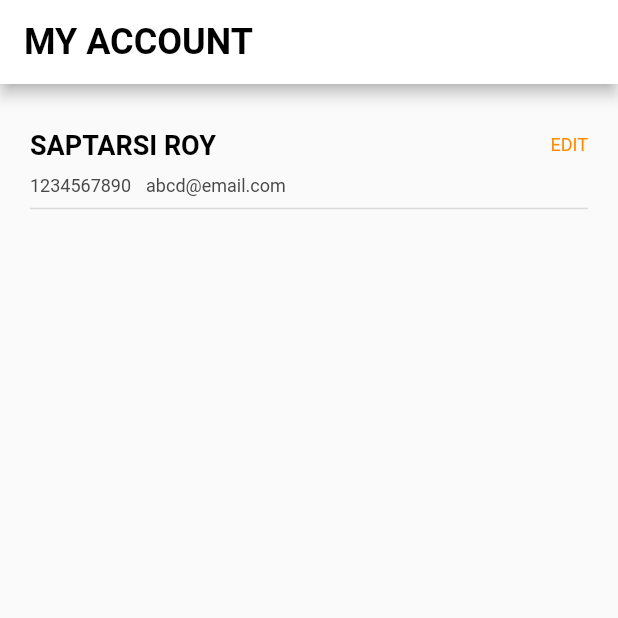
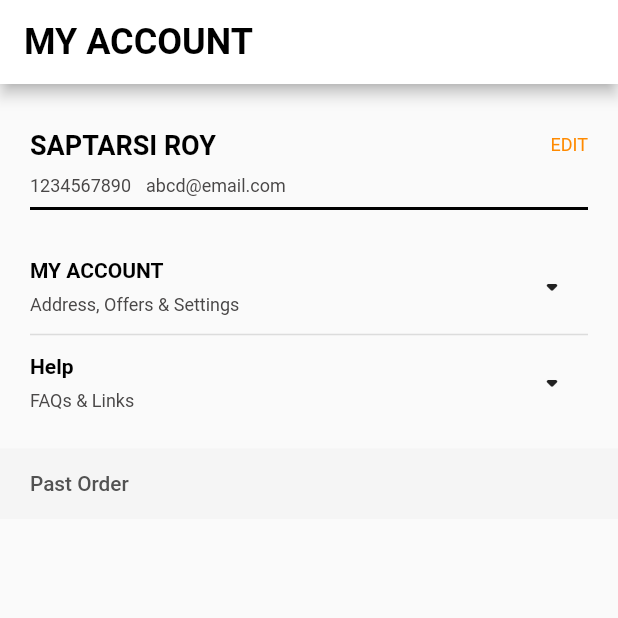
Before and after one commit to playatanu/swiggy, a Flutter app: the screen it shows after launch, on a phone screen of 412 x 824 dp, the top half of it. Run offline on Flutter 3.47's test engine with Material 2 defaults, Android fonts, the light colour scheme and no system bars; our stand-ins replace get, google_fonts, theme_provider.

Commit message:
profile page completed till past order

```diff
--- a/app_flutter/lib/pages/profile_page/profile_page.dart
+++ b/app_flutter/lib/pages/profile_page/profile_page.dart
@@ -1,6 +1,8 @@
 import 'package:flutter/material.dart';
 import 'package:google_fonts/google_fonts.dart';
 import 'package:swiggy/constants.dart';
+import 'package:swiggy/pages/profile_page/widgets/my_account_help_widget.dart';
+import 'package:swiggy/utilities/size_config.dart';
 
 class ProfilePage extends StatefulWidget {
   const ProfilePage({Key? key}) : super(key: key);
@@ -10,8 +12,16 @@ class ProfilePage extends StatefulWidget {
 }
 
 class _ProfilePageState extends State<ProfilePage> {
+  //variable to control first drop down menu
+  bool firstDropDownSelected = false;
+
+  //variable to control second drop down menu
+  bool secondDropDownSelected = false;
+
   @override
   Widget build(BuildContext context) {
+
+    SizeConfig().init(context);
     return Scaffold(
       appBar: AppBar(
         title: Text(
@@ -21,7 +31,9 @@ class _ProfilePageState extends State<ProfilePage> {
         centerTitle: false,
         backgroundColor: Colors.white,
       ),
-      body: Padding(
+      body: Column(
+        children: [
+          Padding(
             padding: const EdgeInsets.only(
               top: 30,
               left: 20,
@@ -47,7 +59,6 @@ class _ProfilePageState extends State<ProfilePage> {
                     ),
                   ],
                 ),
-
                 const SizedBox(
                   height: 10,
                 ),
@@ -57,7 +68,6 @@ class _ProfilePageState extends State<ProfilePage> {
                       '1234567890',
                       style: kPhoneAndEmailTextStyle,
                     ),
-
                     const SizedBox(
                       width: 10,
                     ),
@@ -68,11 +78,65 @@ class _ProfilePageState extends State<ProfilePage> {
                   ],
                 ),
                 const Divider(
+                  thickness: 2,
+                  color: Colors.black,
+                ),
+                const SizedBox(
+                  height: 20,
+                ),
+                MyAccountHelpWidget(
+                  title1: 'MY ACCOUNT',
+                  title2: 'Address, Offers & Settings',
+                  icon: firstDropDownSelected
+                      ? const Icon(Icons.arrow_drop_up_rounded)
+                      : const Icon(Icons.arrow_drop_down_rounded),
+                  onPressed: () {
+                    setState(() {
+                      //changing the value to opposite of its value to trigger change for first drop down menu
+                      firstDropDownSelected = !firstDropDownSelected;
+                    });
+                  },
+                ),
+                const Divider(
                   thickness: 1,
+                ),
+                MyAccountHelpWidget(
+                    title1: 'Help',
+                    title2: 'FAQs & Links',
+                    icon: secondDropDownSelected
+                        ? const Icon(Icons.arrow_drop_up_rounded)
+                        : const Icon(Icons.arrow_drop_down_rounded),
+                    onPressed: () {
+                      setState(() {
+                        //changing the value to opposite of its value to trigger change for second drop down menu
+                        secondDropDownSelected = !secondDropDownSelected;
+                      });
+                    }),
+                const SizedBox(
+                  height: 20,
                 ),
               ],
             ),
           ),
+          Container(
+            padding: const EdgeInsets.only(left: 20),
+            color: kPastOrderBackgroundColor,
+            width: MediaQuery.of(context).size.width,
+            height: 47,
+            child: Align(
+              alignment: Alignment.centerLeft,
+              child: Text(
+                'Past Order',
+                style: kPhoneAndEmailTextStyle.copyWith(
+                  fontSize: getFont(14),
+                  color: kPastOrderTitleColor,
+                  fontWeight: FontWeight.w500,
+                ),
+              ),
+            ),
+          ),
+        ],
+      ),
     );
   }
 }
```
Lines whose indentation alone changed are shown as unchanged.
